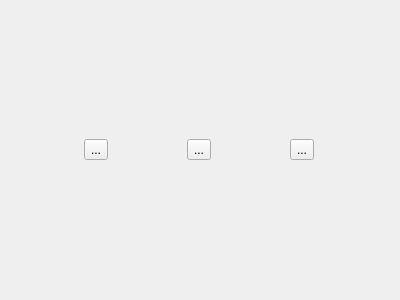
The window that debugger/src/control_view.ui (Scoobadood/beem) describes before a commit, drawn with Qt 5.
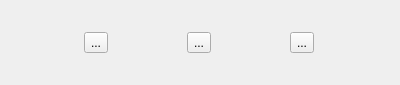
The same window after the commit.

The edit to the form file:
```diff
--- a/debugger/src/control_view.ui
+++ b/debugger/src/control_view.ui
@@ -7,7 +7,7 @@
     <x>0</x>
     <y>0</y>
     <width>400</width>
-    <height>300</height>
+    <height>85</height>
    </rect>
   </property>
   <property name="windowTitle">
```
